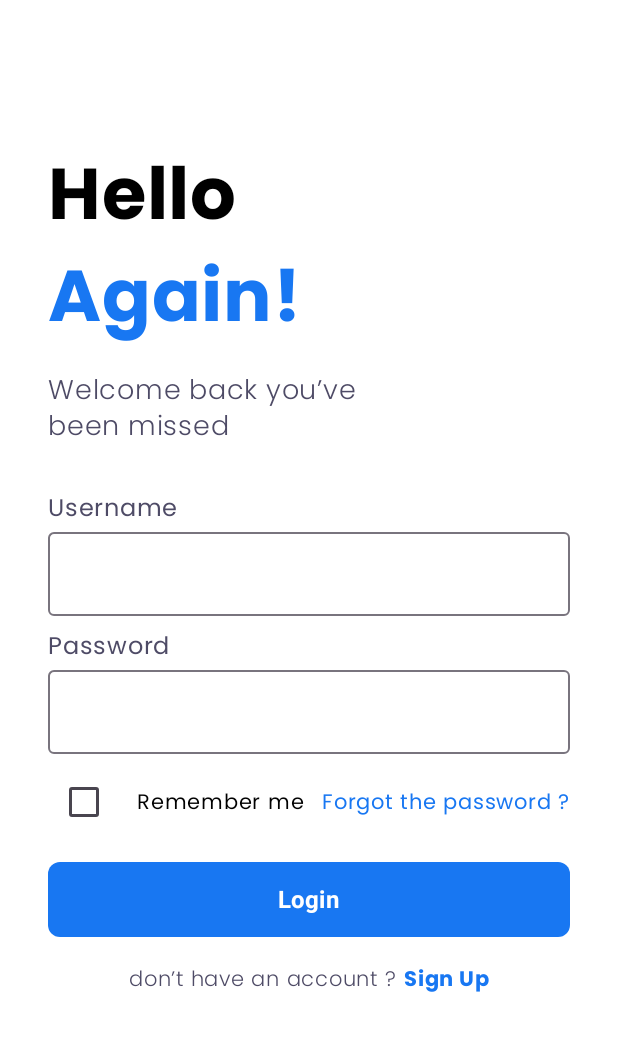
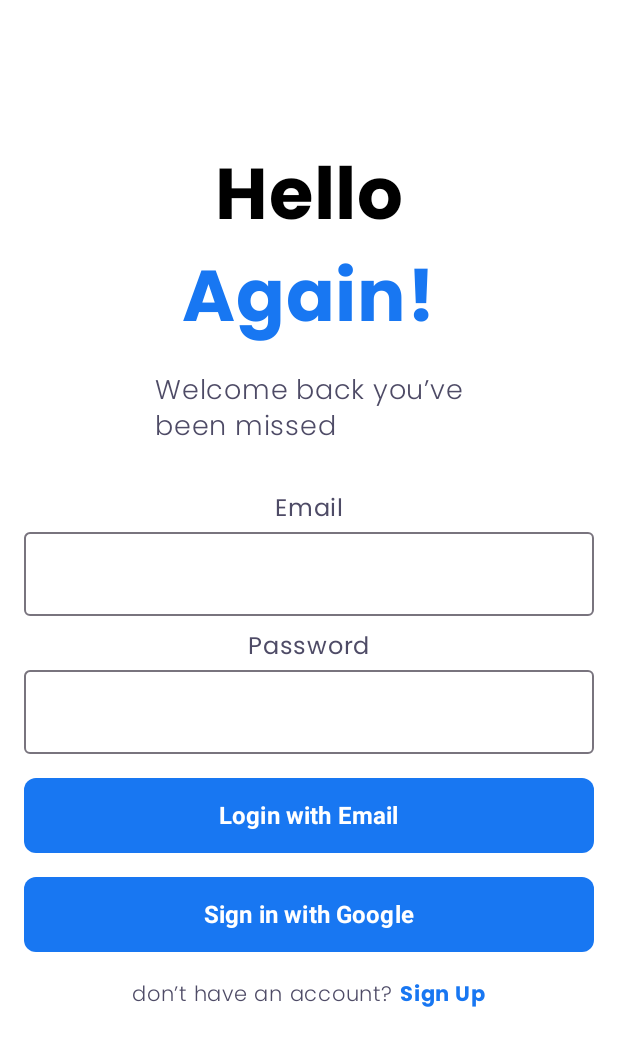
Before and after one commit to asalkhaef/MP-UI-NewsPlatform, an Android app built with Jetpack Compose: the composable LoginScreen shown on its own in the app's theme, on a phone screen of 412 x 824 dp. Shown: the top 1046 px of the screen. Run offline under Robolectric (Android 15) with nearby library versions, the light colour scheme and no system bars; our stand-ins replace Firebase (no records; nobody signed in at launch, a user with empty details on screens opened directly).

Commit message:
Login By FireBase

```diff
--- a/app/src/main/java/com/example/myapplication/screens/LoginScreen.kt
+++ b/app/src/main/java/com/example/myapplication/screens/LoginScreen.kt
@@ -1,143 +1,197 @@
 package com.example.myapplication.screens
 
+import android.content.Intent
+import androidx.activity.compose.rememberLauncherForActivityResult
+import androidx.activity.result.contract.ActivityResultContracts
+import androidx.compose.foundation.background
 import androidx.compose.foundation.clickable
+import androidx.compose.foundation.layout.*
 import androidx.compose.foundation.shape.RoundedCornerShape
-import androidx.compose.foundation.layout.fillMaxHeight
-import androidx.compose.foundation.background
-import androidx.compose.foundation.layout.*
+import androidx.compose.foundation.text.KeyboardOptions
 import androidx.compose.material3.*
 import androidx.compose.runtime.*
+import androidx.compose.ui.Alignment
 import androidx.compose.ui.Modifier
-import androidx.compose.ui.Alignment
-import androidx.compose.ui.Alignment.Companion.CenterVertically
-import androidx.compose.ui.Alignment.Companion.CenterHorizontally
-import androidx.compose.ui.Alignment.Companion.End
 import androidx.compose.ui.graphics.Color
+import androidx.compose.ui.platform.LocalContext
+import androidx.compose.ui.text.font.FontWeight
+import androidx.compose.ui.text.input.KeyboardType
 import androidx.compose.ui.text.input.PasswordVisualTransformation
-import androidx.compose.ui.text.SpanStyle
-import androidx.compose.ui.text.font.FontWeight
 import androidx.compose.ui.unit.dp
 import androidx.compose.ui.unit.sp
+import com.google.android.gms.auth.api.signin.GoogleSignIn
+import com.google.android.gms.auth.api.signin.GoogleSignInClient
+import com.google.android.gms.auth.api.signin.GoogleSignInOptions
+import com.google.android.gms.common.api.ApiException
+import com.google.firebase.auth.FirebaseAuth
+import com.google.firebase.auth.GoogleAuthProvider
+import kotlinx.coroutines.launch
 
 @Composable
-fun LoginScreen(onLoginSuccess: () -> Unit) {
-    var username by remember { mutableStateOf("") }
+fun LoginScreen() {
+    val context = LocalContext.current
+    val auth = FirebaseAuth.getInstance()
+
+    // متغیرهای حالت برای ایمیل و رمز عبور
+    var email by remember { mutableStateOf("") }
     var password by remember { mutableStateOf("") }
-    var isRememberMeChecked by remember { mutableStateOf(false) }
+    var errorMessage by remember { mutableStateOf<String?>(null) }
 
+    // برای نمایش Snackbar
+    val scope = rememberCoroutineScope()
+    val snackbarHostState = remember { SnackbarHostState() }
 
+    // تنظیمات Google Sign-In
+    val gso = GoogleSignInOptions.Builder(GoogleSignInOptions.DEFAULT_SIGN_IN)
+        .requestIdToken("YOUR_WEB_CLIENT_ID") // از Firebase Console بگیر و جایگزین کن
+        .requestEmail()
+        .build()
+    val googleSignInClient: GoogleSignInClient = GoogleSignIn.getClient(context, gso)
 
+    // لانچر برای دریافت نتیجه Google Sign-In
+    val launcher = rememberLauncherForActivityResult(ActivityResultContracts.StartActivityForResult()) { result ->
+        val task = GoogleSignIn.getSignedInAccountFromIntent(result.data)
+        try {
+            val account = task.getResult(ApiException::class.java)
+            val credential = GoogleAuthProvider.getCredential(account.idToken, null)
+            auth.signInWithCredential(credential).addOnCompleteListener { task ->
+                if (!task.isSuccessful) {
+                    errorMessage = "Google Sign-In failed: ${task.exception?.message}"
+                }
+                // لاگین موفق، MainActivity خودش به HomeScreen هدایت می‌کنه
+            }
+        } catch (e: ApiException) {
+            errorMessage = "Google Sign-In error: ${e.message}"
+        }
+    }
 
+    Scaffold(
+        snackbarHost = { SnackbarHost(snackbarHostState) }
+    ) { paddingValues ->
         Column(
             modifier = Modifier
                 .fillMaxSize()
-                .padding(horizontal =  (16 + (16*1f)).dp , vertical = 16.dp)
+                .padding(paddingValues)
+                .padding(horizontal = 16.dp, vertical = 16.dp)
                 .background(Color.White),
-
+            horizontalAlignment = Alignment.CenterHorizontally
         ) {
-
             Spacer(modifier = Modifier.fillMaxHeight(0.1f))
 
             Text(text = "Hello", fontSize = 48.sp, color = Color.Black, fontWeight = FontWeight.Bold)
             Text(text = "Again!", fontSize = 48.sp, color = MaterialTheme.colorScheme.primary, fontWeight = FontWeight.Bold)
             Spacer(modifier = Modifier.height(16.dp))
-        Text(text = "Welcome back you’ve\n" +
-                "been missed", fontSize = 18.sp, color = MaterialTheme.colorScheme.onSurface, fontWeight = FontWeight.Light)
+            Text(
+                text = "Welcome back you’ve\nbeen missed",
+                fontSize = 18.sp,
+                color = MaterialTheme.colorScheme.onSurface,
+                fontWeight = FontWeight.Light
+            )
             Spacer(modifier = Modifier.fillMaxHeight(0.06f))
 
-        Text(text = "Username", fontSize = 16.sp, color =  MaterialTheme.colorScheme.onSurface, fontWeight = FontWeight.Normal)
+            // فیلد ایمیل
+            Text(
+                text = "Email",
+                fontSize = 16.sp,
+                color = MaterialTheme.colorScheme.onSurface,
+                fontWeight = FontWeight.Normal
+            )
             Spacer(modifier = Modifier.height(4.dp))
             OutlinedTextField(
-            value = username,
-            onValueChange = { username = it },
-            modifier = Modifier.fillMaxWidth()
+                value = email,
+                onValueChange = { email = it },
+                modifier = Modifier.fillMaxWidth(),
+                keyboardOptions = KeyboardOptions(keyboardType = KeyboardType.Email)
             )
-
 
             Spacer(modifier = Modifier.height(8.dp))
 
-        Text(text = "Password", fontSize = 16.sp, color =  MaterialTheme.colorScheme.onSurface, fontWeight = FontWeight.Normal)
+            // فیلد رمز عبور
+            Text(
+                text = "Password",
+                fontSize = 16.sp,
+                color = MaterialTheme.colorScheme.onSurface,
+                fontWeight = FontWeight.Normal
+            )
             Spacer(modifier = Modifier.height(4.dp))
-
             OutlinedTextField(
                 value = password,
                 onValueChange = { password = it },
                 modifier = Modifier.fillMaxWidth(),
-            visualTransformation = PasswordVisualTransformation()
+                visualTransformation = PasswordVisualTransformation(),
+                keyboardOptions = KeyboardOptions(keyboardType = KeyboardType.Password)
             )
-
-        Row(
-            modifier = Modifier
-                .fillMaxWidth()
-                .wrapContentHeight()
-                .padding(top = 8.dp) ,
-            verticalAlignment = CenterVertically
-           , horizontalArrangement = Arrangement.SpaceBetween
-
-
-        ) {
-            Checkbox(
-                modifier = Modifier
-                    .padding(0.dp),
-                checked = isRememberMeChecked,
-                onCheckedChange = { isRememberMeChecked = it }
-            )
-
-            Text(
-                text = "Remember me",
-                fontSize = 14.sp,
-                modifier = Modifier.padding(start = 0.dp).clickable { isRememberMeChecked = !isRememberMeChecked }
-            )
-            Text(
-                text = "Forgot the password ?",
-                fontSize = 14.sp,
-                color = MaterialTheme.colorScheme.primary,
-                modifier = Modifier
-                    .clickable {  },
-
-            )
-
-        }
-
 
             Spacer(modifier = Modifier.height(16.dp))
 
+            // دکمه لاگین با ایمیل و رمز عبور
             Button(
                 onClick = {
-                if (username == "admin" && password == "1234") {
-                    onLoginSuccess() // اجرای لاگین موفق
+                    if (email.isNotEmpty() && password.isNotEmpty()) {
+                        auth.signInWithEmailAndPassword(email, password)
+                            .addOnCompleteListener { task ->
+                                if (task.isSuccessful) {
+                                    // لاگین موفق
+                                    errorMessage = null
+                                } else {
+                                    errorMessage = "Login failed: ${task.exception?.message}"
+                                }
+                            }
+                    } else {
+                        errorMessage = "Please fill in both email and password"
                     }
                 },
-            modifier = Modifier.fillMaxWidth().height(50.dp),
+                modifier = Modifier
+                    .fillMaxWidth()
+                    .height(50.dp),
                 shape = RoundedCornerShape(8.dp)
-
             ) {
-            Text("Login", fontSize = 16.sp, fontWeight = FontWeight.W700)
+                Text("Login with Email", fontSize = 16.sp, fontWeight = FontWeight.Bold)
             }
 
             Spacer(modifier = Modifier.height(16.dp))
-        Row(modifier = Modifier.align(CenterHorizontally)) {
+
+            // دکمه Google Sign-In
+            Button(
+                onClick = {
+                    val signInIntent = googleSignInClient.signInIntent
+                    launcher.launch(signInIntent)
+                },
+                modifier = Modifier
+                    .fillMaxWidth()
+                    .height(50.dp),
+                shape = RoundedCornerShape(8.dp)
+            ) {
+                Text("Sign in with Google", fontSize = 16.sp, fontWeight = FontWeight.Bold)
+            }
+
+            Spacer(modifier = Modifier.height(16.dp))
+
+            Row(modifier = Modifier.align(Alignment.CenterHorizontally)) {
                 Text(
-                text = "don’t have an account ? ",
+                    text = "don’t have an account? ",
                     fontSize = 14.sp,
                     fontWeight = FontWeight.W300,
-                color = MaterialTheme.colorScheme.onSurface,
+                    color = MaterialTheme.colorScheme.onSurface
                 )
                 Text(
                     text = "Sign Up",
                     fontSize = 14.sp,
                     fontWeight = FontWeight.Bold,
                     color = MaterialTheme.colorScheme.primary,
-                modifier = Modifier
-                    .clickable {
-
+                    modifier = Modifier.clickable { /* منطق Sign Up */ }
+                )
             }
 
-            )
-
+            // نمایش خطاها با Snackbar
+            LaunchedEffect(errorMessage) {
+                errorMessage?.let {
+                    scope.launch {
+                        snackbarHostState.showSnackbar(it)
                     }
-
-
-        Spacer(modifier = Modifier.height(16.dp))
+                    errorMessage = null
                 }
             }
+        }
+    }
+}
--- a/build.gradle.kts
+++ b/build.gradle.kts
@@ -1,5 +1,6 @@
 // Top-level build file where you can add configuration options common to all sub-projects/modules.
 plugins {
+    id("com.google.gms.google-services") version "4.4.2" apply false
     alias(libs.plugins.android.application) apply false
     alias(libs.plugins.kotlin.android) apply false
     alias(libs.plugins.kotlin.compose) apply false
```
Also changed, not shown: app/build.gradle.kts (+10 -0 lines), app/src/main/java/com/example/myapplication/MainActivity.kt (+14 -16 lines), gradle/libs.versions.toml (+11 -0 lines). Lines whose indentation alone changed are shown as unchanged.
